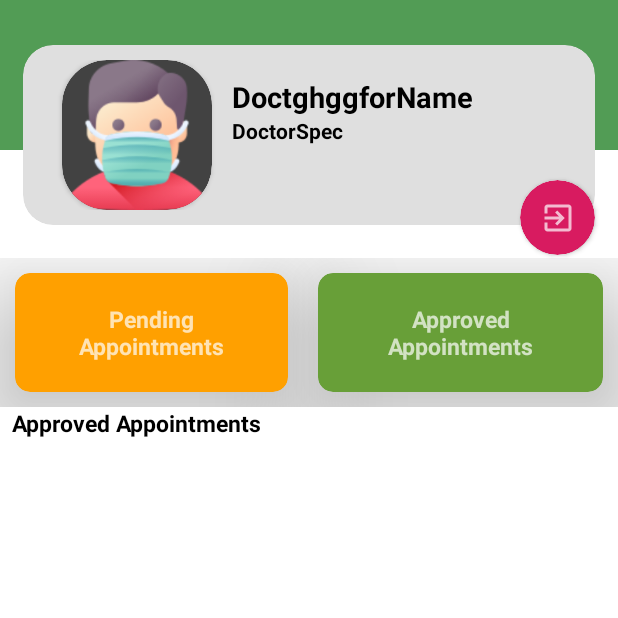
After one commit to iamazmi/Hospitalmanagment, an Android app: the DoctorHomeActivity screen opened directly, with no data from a screen before it, on a phone screen of 412 x 824 dp, the top half of it. The commit adds this screen. Run offline under Robolectric (Android 15) with nearby library versions, the phone set to English and light mode, and no system bars; our stand-ins replace Firebase (no records; nobody signed in at launch, a user with empty details on screens opened directly); 2 statements that could not run were skipped.

Commit message:
doctor all instead of appointments

```diff
--- a/app/src/main/AndroidManifest.xml
+++ b/app/src/main/AndroidManifest.xml
@@ -11,6 +11,12 @@
         android:roundIcon="@mipmap/ic_launcher_round"
         android:supportsRtl="true"
         android:theme="@style/AppTheme.NoActionBar">
+        <activity
+            android:name=".doctor.AppointmentsActivity"
+            android:exported="false" />
+        <activity
+            android:name=".doctor.DoctorHomeActivity"
+            android:exported="false" />
         <activity
             android:name=".user.DoctorsListActivity"
             android:exported="false" />
--- a/app/src/main/java/com/hospital/hospitalmanagment/Adapter/DoctorsAdapter.java
+++ b/app/src/main/java/com/hospital/hospitalmanagment/Adapter/DoctorsAdapter.java
@@ -61,7 +61,7 @@ public class DoctorsAdapter extends FirebaseRecyclerAdapter<DoctorModel,DoctorsA
             super(itemView);
             this.docpic = itemView.findViewById(R.id.docpic);
             this.docname = itemView.findViewById(R.id.docname);
-            this.docspec = itemView.findViewById(R.id.docspec);
+            this.docspec = itemView.findViewById(R.id.docspeci);
             this.docuid = itemView.findViewById(R.id.docuid);
             this.tryappointbtn = itemView.findViewById(R.id.tryappointbtn);
 
--- a/app/src/main/java/com/hospital/hospitalmanagment/MainActivity.java
+++ b/app/src/main/java/com/hospital/hospitalmanagment/MainActivity.java
@@ -17,6 +17,7 @@ import com.google.firebase.auth.FirebaseUser;
 import com.google.firebase.database.DataSnapshot;
 import com.google.firebase.database.FirebaseDatabase;
 import com.hospital.hospitalmanagment.doctor.DoctorActivity;
+import com.hospital.hospitalmanagment.doctor.DoctorHomeActivity;
 import com.hospital.hospitalmanagment.loginsignup.LoginActivity;
 import com.hospital.hospitalmanagment.loginsignup.UserOptionActivity;
 import com.hospital.hospitalmanagment.user.AskMobileAndprofileActivity;
@@ -52,7 +53,7 @@ public class MainActivity extends AppCompatActivity {
                             finish();
                         }else if(task.getResult().child("Special").exists()){
                             Snackbar.make(coordinatorLayout, "user  found in doctor login and doctor ", Snackbar.LENGTH_SHORT).show();
-                            startActivity(new Intent(MainActivity.this, DoctorActivity.class));
+                            startActivity(new Intent(MainActivity.this, DoctorHomeActivity.class));
                             finish();
                         }else{
                             Snackbar.make(coordinatorLayout, "user not found in doctor login", Snackbar.LENGTH_SHORT).show();
--- /dev/null
+++ b/app/src/main/java/com/hospital/hospitalmanagment/doctor/AppointmentsActivity.java
@@ -0,0 +1,26 @@
+package com.hospital.hospitalmanagment.doctor;
+
+import androidx.appcompat.app.AppCompatActivity;
+
+import android.os.Bundle;
+import android.widget.TextView;
+
+import com.hospital.hospitalmanagment.R;
+
+public class AppointmentsActivity extends AppCompatActivity {
+
+    private TextView testview;
+    private String AppointmentsIsFrom;
+
+    @Override
+    protected void onCreate(Bundle savedInstanceState) {
+        super.onCreate(savedInstanceState);
+        setContentView(R.layout.activity_appointments);
+        AppointmentsIsFrom = getIntent().getStringExtra("Appointmentfrom");
+        testview  = findViewById(R.id.appointsfrom);
+
+        testview.setText(AppointmentsIsFrom);
+
+
+    }
+}
--- /dev/null
+++ b/app/src/main/java/com/hospital/hospitalmanagment/doctor/DoctorHomeActivity.java
@@ -0,0 +1,98 @@
+package com.hospital.hospitalmanagment.doctor;
+
+import androidx.annotation.NonNull;
+import androidx.appcompat.app.AppCompatActivity;
+import androidx.cardview.widget.CardView;
+import androidx.recyclerview.widget.RecyclerView;
+
+import android.app.ProgressDialog;
+import android.content.Intent;
+import android.os.Bundle;
+import android.view.View;
+import android.widget.ImageView;
+import android.widget.TextView;
+
+import com.bumptech.glide.Glide;
+import com.google.android.gms.tasks.OnCompleteListener;
+import com.google.android.gms.tasks.Task;
+import com.google.android.material.card.MaterialCardView;
+import com.google.firebase.auth.FirebaseAuth;
+import com.google.firebase.database.DataSnapshot;
+import com.google.firebase.database.DatabaseReference;
+import com.google.firebase.database.FirebaseDatabase;
+import com.hospital.hospitalmanagment.R;
+import com.hospital.hospitalmanagment.loginsignup.UserOptionActivity;
+
+public class DoctorHomeActivity extends AppCompatActivity {
+
+    private RecyclerView todayApproverecycle;
+    private TextView tvdocname,tvdocspec;
+    private ImageView docimg;
+    private MaterialCardView pendingCardview,approvedCardview;
+    private ProgressDialog progressDialog;
+    private FirebaseAuth firebaseAuth;
+    private CardView docoutv;
+
+    @Override
+    protected void onCreate(Bundle savedInstanceState) {
+        super.onCreate(savedInstanceState);
+        setContentView(R.layout.activity_doctor_home);
+        progressDialog = new ProgressDialog(this);
+        progressDialog.setTitle("Loading...");
+        progressDialog.show();
+        this.tvdocname = findViewById(R.id.docname);
+        this.tvdocspec = findViewById(R.id.docspeci);
+        this.docimg = findViewById(R.id.docimg);
+        pendingCardview = findViewById(R.id.cardpending);
+        approvedCardview = findViewById(R.id.cardapproved);
+        todayApproverecycle = findViewById(R.id.recycledrappoint);
+        docoutv = findViewById(R.id.docout);
+        firebaseAuth = FirebaseAuth.getInstance();
+
+        initilizeDoctordata();
+
+        docoutv.setOnClickListener(new View.OnClickListener() {
+            @Override
+            public void onClick(View v) {
+                firebaseAuth.signOut();
+                startActivity(new Intent(DoctorHomeActivity.this, UserOptionActivity.class));
+                finish();
+            }
+        });
+
+        pendingCardview.setOnClickListener(new View.OnClickListener() {
+            @Override
+            public void onClick(View v) {
+                startActivity(new Intent(DoctorHomeActivity.this,AppointmentsActivity.class).putExtra("Appointmentfrom","Pendings"));
+            }
+        });
+
+        approvedCardview.setOnClickListener(new View.OnClickListener() {
+            @Override
+            public void onClick(View v) {
+                startActivity(new Intent(DoctorHomeActivity.this,AppointmentsActivity.class).putExtra("Appointmentfrom","Approved"));
+            }
+        });
+
+    }//
+
+    private void initilizeDoctordata() {
+
+        DatabaseReference doctordbref = FirebaseDatabase.getInstance().getReference("Doctors").child(firebaseAuth.getCurrentUser().getUid());
+        doctordbref.get().addOnCompleteListener(new OnCompleteListener<DataSnapshot>() {
+            @Override
+            public void onComplete(@NonNull Task<DataSnapshot> task) {
+                if (task.isSuccessful()){
+                    tvdocname.setText(task.getResult().child("DoctorName").getValue().toString());
+                    tvdocspec.setText(task.getResult().child("Special").getValue().toString());
+                    if(task.getResult().child("Profilepic").exists()){
+                        Glide.with(DoctorHomeActivity.this).load(task.getResult().child("Profilepic").getValue().toString()).placeholder(R.drawable.doctor).into(docimg);
+                    }
+                    progressDialog.dismiss();
+                }
+            }
+        });
+
+    }
+
+}//
--- a/app/src/main/java/com/hospital/hospitalmanagment/loginsignup/LoginActivity.java
+++ b/app/src/main/java/com/hospital/hospitalmanagment/loginsignup/LoginActivity.java
@@ -25,6 +25,7 @@ import com.google.firebase.database.FirebaseDatabase;
 import com.hospital.hospitalmanagment.AdminActivity;
 import com.hospital.hospitalmanagment.R;
 import com.hospital.hospitalmanagment.doctor.DoctorActivity;
+import com.hospital.hospitalmanagment.doctor.DoctorHomeActivity;
 import com.hospital.hospitalmanagment.user.AskMobileAndprofileActivity;
 import com.hospital.hospitalmanagment.user.UserHomeActivity;
 
@@ -141,7 +142,7 @@ public class LoginActivity extends AppCompatActivity {
                                                         .putExtra("adminEmail",userEmail).putExtra("adminPass",userPass));
                                                 finish();
                                             }else if(task.getResult().child("DoctorName").exists()){
-                                                startActivity(new Intent(LoginActivity.this, DoctorActivity.class));
+                                                startActivity(new Intent(LoginActivity.this, DoctorHomeActivity.class));
                                                 finish();
                                             }else {
                                                 firebaseAuth.signOut();
--- /dev/null
+++ b/app/src/main/res/layout/activity_appointments.xml
@@ -0,0 +1,19 @@
+<?xml version="1.0" encoding="utf-8"?>
+<androidx.constraintlayout.widget.ConstraintLayout xmlns:android="http://schemas.android.com/apk/res/android"
+    xmlns:app="http://schemas.android.com/apk/res-auto"
+    xmlns:tools="http://schemas.android.com/tools"
+    android:layout_width="match_parent"
+    android:layout_height="match_parent"
+    tools:context=".doctor.AppointmentsActivity">
+
+    <TextView
+        android:id="@+id/appointsfrom"
+        android:layout_width="wrap_content"
+        android:layout_height="wrap_content"
+        android:layout_marginTop="60dp"
+        android:text="Appointments"
+        app:layout_constraintEnd_toEndOf="parent"
+        app:layout_constraintHorizontal_bias="0.498"
+        app:layout_constraintStart_toStartOf="parent"
+        app:layout_constraintTop_toTopOf="parent" />
+</androidx.constraintlayout.widget.ConstraintLayout>
--- /dev/null
+++ b/app/src/main/res/layout/activity_doctor_home.xml
@@ -0,0 +1,222 @@
+<?xml version="1.0" encoding="utf-8"?>
+<androidx.constraintlayout.widget.ConstraintLayout xmlns:android="http://schemas.android.com/apk/res/android"
+    xmlns:app="http://schemas.android.com/apk/res-auto"
+    xmlns:tools="http://schemas.android.com/tools"
+    android:layout_width="match_parent"
+    android:layout_height="match_parent"
+    android:background="#FFFFFF"
+    tools:context=".doctor.DoctorHomeActivity">
+
+
+
+    <LinearLayout
+        android:id="@+id/linearLayout3"
+        android:layout_width="match_parent"
+        android:layout_height="100dp"
+        android:background="@color/purple_500"
+        app:layout_constraintEnd_toEndOf="parent"
+        app:layout_constraintStart_toStartOf="parent"
+        app:layout_constraintTop_toTopOf="parent"
+        android:orientation="vertical" />
+
+
+
+    <androidx.cardview.widget.CardView
+        app:cardElevation="0dp"
+        android:id="@+id/cardView3"
+        android:layout_width="match_parent"
+        android:layout_height="wrap_content"
+        android:layout_marginLeft="15dp"
+        android:layout_marginTop="-70dp"
+        android:layout_marginRight="15dp"
+        app:cardBackgroundColor="#DFDFDF"
+        app:cardCornerRadius="20dp"
+        app:layout_constraintEnd_toEndOf="parent"
+        app:layout_constraintStart_toStartOf="parent"
+        app:layout_constraintTop_toBottomOf="@+id/linearLayout3">
+
+        <androidx.constraintlayout.widget.ConstraintLayout
+            android:layout_width="match_parent"
+            android:layout_height="match_parent"
+            android:padding="10dp">
+
+
+            <androidx.cardview.widget.CardView
+                android:id="@+id/cardView2"
+                android:layout_width="100dp"
+                android:layout_height="100dp"
+                android:layout_marginStart="16dp"
+                app:cardBackgroundColor="@color/white"
+                app:cardCornerRadius="30dp"
+                app:layout_constraintBottom_toBottomOf="parent"
+                app:layout_constraintStart_toStartOf="parent"
+                app:layout_constraintTop_toTopOf="parent">
+
+                <androidx.cardview.widget.CardView
+                    android:layout_width="100dp"
+                    android:layout_height="100dp"
+                    android:layout_gravity="center"
+                    android:background="#458"
+                    app:cardCornerRadius="30dp">
+
+                    <ImageView
+                        android:id="@+id/docimg"
+                        android:layout_width="100dp"
+                        android:layout_height="100dp"
+                        android:src="@drawable/patientpic" />
+
+                </androidx.cardview.widget.CardView>
+
+
+            </androidx.cardview.widget.CardView>
+
+
+
+            <LinearLayout
+                android:id="@+id/linearLayout5"
+                android:layout_width="wrap_content"
+                android:layout_height="wrap_content"
+                android:layout_marginStart="8dp"
+                android:orientation="vertical"
+                android:padding="5dp"
+                app:layout_constraintBottom_toBottomOf="@+id/cardView2"
+                app:layout_constraintEnd_toEndOf="parent"
+                app:layout_constraintHorizontal_bias="0.0"
+                app:layout_constraintStart_toEndOf="@+id/cardView2"
+                app:layout_constraintTop_toTopOf="@+id/cardView2"
+                app:layout_constraintVertical_bias="0.133">
+
+                <TextView
+                    android:id="@+id/docname"
+                    android:layout_width="wrap_content"
+                    android:layout_height="wrap_content"
+                    android:text="DoctghggforName"
+                    android:textColor="@color/black"
+                    android:textSize="19sp"
+                    android:textStyle="bold" />
+
+                <TextView
+                    android:id="@+id/docspeci"
+                    android:layout_width="wrap_content"
+                    android:layout_height="wrap_content"
+                    android:text="DoctorSpec"
+                    android:textColor="@color/black"
+                    android:textStyle="bold" />
+
+            </LinearLayout>
+
+        </androidx.constraintlayout.widget.ConstraintLayout>
+
+
+    </androidx.cardview.widget.CardView>
+
+
+    <LinearLayout
+        android:id="@+id/linearLayout4"
+        android:layout_width="match_parent"
+        android:layout_height="wrap_content"
+        android:layout_marginTop="2dp"
+        android:orientation="horizontal"
+        android:weightSum="100"
+        app:layout_constraintTop_toBottomOf="@+id/docout"
+        tools:layout_editor_absoluteX="0dp">
+
+        <com.google.android.material.card.MaterialCardView
+            android:id="@+id/cardpending"
+            android:layout_width="wrap_content"
+            android:layout_height="wrap_content"
+            android:layout_margin="10dp"
+            android:layout_weight="50"
+            app:cardBackgroundColor="#FFA000"
+            app:cardCornerRadius="10dp"
+            app:cardElevation="50dp">
+
+            <TextView
+                android:layout_width="match_parent"
+                android:layout_height="match_parent"
+                android:layout_gravity="center"
+                android:padding="20dp"
+                android:text="Pending Appointments"
+                android:textAlignment="center"
+                android:textSize="15sp"
+                android:textStyle="bold" />
+
+        </com.google.android.material.card.MaterialCardView>
+
+        <com.google.android.material.card.MaterialCardView
+            android:id="@+id/cardapproved"
+            android:layout_width="wrap_content"
+            android:layout_height="wrap_content"
+            android:layout_margin="10dp"
+            android:layout_weight="50"
+            app:cardBackgroundColor="@color/alerttextcolor"
+            app:cardCornerRadius="10dp"
+            app:cardElevation="50dp">
+
+            <TextView
+                android:layout_width="match_parent"
+                android:layout_height="match_parent"
+                android:layout_gravity="center"
+                android:padding="20dp"
+                android:text="Approved Appointments"
+                android:textAlignment="center"
+                android:textSize="15sp"
+                android:textStyle="bold" />
+
+        </com.google.android.material.card.MaterialCardView>
+
+    </LinearLayout>
+
+    <TextView
+        android:id="@+id/textView2"
+        android:layout_width="match_parent"
+        android:layout_height="wrap_content"
+        android:text="  Approved Appointments"
+        android:textColor="@color/black"
+        android:textStyle="bold"
+        android:textSize="15sp"
+        app:layout_constraintEnd_toEndOf="@+id/linearLayout4"
+        app:layout_constraintStart_toStartOf="@+id/linearLayout4"
+        app:layout_constraintTop_toBottomOf="@+id/linearLayout4" />
+
+    <androidx.recyclerview.widget.RecyclerView
+        android:id="@+id/recycledrappoint"
+        android:layout_width="match_parent"
+        android:layout_height="wrap_content"
+        app:layout_constraintEnd_toEndOf="parent"
+        app:layout_constraintHorizontal_bias="1.0"
+        app:layout_constraintStart_toStartOf="parent"
+        app:layout_constraintTop_toBottomOf="@+id/textView2" />
+
+
+    <androidx.cardview.widget.CardView
+        android:id="@+id/docout"
+        android:layout_width="50dp"
+        android:layout_height="50dp"
+        android:layout_marginTop="-30dp"
+        app:cardBackgroundColor="@color/white"
+        app:cardCornerRadius="50dp"
+        app:layout_constraintEnd_toEndOf="@+id/cardView3"
+        app:layout_constraintTop_toBottomOf="@+id/cardView3">
+
+        <androidx.cardview.widget.CardView
+            android:layout_width="50dp"
+            android:layout_height="50dp"
+            android:layout_gravity="center"
+            app:cardBackgroundColor="#D81B60"
+            app:cardCornerRadius="30dp">
+
+            <ImageView
+                android:id="@+id/logimg"
+                android:layout_width="50dp"
+                android:layout_height="50dp"
+                android:scaleType="center"
+
+                android:src="@drawable/ic_baseline_exit_to_app_24" />
+
+        </androidx.cardview.widget.CardView>
+
+
+    </androidx.cardview.widget.CardView>
+
+</androidx.constraintlayout.widget.ConstraintLayout>
--- a/app/src/main/res/layout/doctorview.xml
+++ b/app/src/main/res/layout/doctorview.xml
@@ -67,7 +67,7 @@
 
             <TextView
                 android:textAllCaps="true"
-                android:id="@+id/docspec"
+                android:id="@+id/docspeci"
                 android:layout_width="wrap_content"
                 android:layout_height="wrap_content"
                 android:text="Specialist"
```
